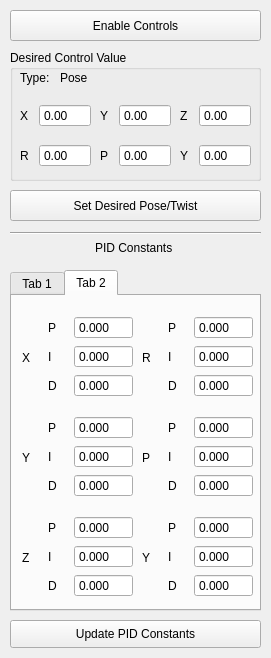
First picture: the form in landside/catkin_ws/src/gui/resource/ControlsWidget.ui, repository DukeRobotics/robosub-ros, before the edit.
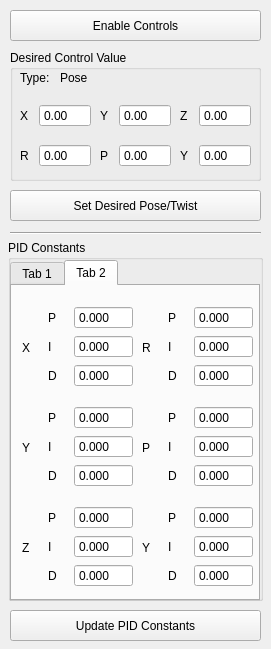
Second picture: the form after the edit. The open tabs and pages were chosen to show the change.

What changed in the file:
```diff
--- a/landside/catkin_ws/src/gui/resource/ControlsWidget.ui
+++ b/landside/catkin_ws/src/gui/resource/ControlsWidget.ui
@@ -7,7 +7,7 @@
     <x>0</x>
     <y>0</y>
     <width>271</width>
-    <height>658</height>
+    <height>649</height>
    </rect>
   </property>
   <property name="windowTitle">
@@ -39,20 +39,7 @@
     <string>Enable Controls</string>
    </property>
   </widget>
-  <widget class="QPushButton" name="update_pid_button">
-   <property name="geometry">
-    <rect>
-     <x>10</x>
-     <y>620</y>
-     <width>251</width>
-     <height>28</height>
-    </rect>
-   </property>
-   <property name="text">
-    <string>Update PID Constants</string>
-   </property>
-  </widget>
-  <widget class="QGroupBox" name="groupBox_3">
+  <widget class="QGroupBox" name="desired_control_box">
    <property name="geometry">
     <rect>
      <x>10</x>
@@ -386,25 +373,24 @@
     <enum>Qt::Horizontal</enum>
    </property>
   </widget>
-  <widget class="QLabel" name="label_3">
+  <widget class="QGroupBox" name="pid_box">
    <property name="geometry">
     <rect>
-     <x>95</x>
+     <x>8</x>
      <y>240</y>
-     <width>91</width>
-     <height>16</height>
+     <width>255</width>
+     <height>361</height>
     </rect>
    </property>
-   <property name="text">
+   <property name="title">
     <string>PID Constants</string>
    </property>
-  </widget>
   <widget class="QTabWidget" name="tab_widget">
    <property name="geometry">
     <rect>
-     <x>10</x>
-     <y>270</y>
-     <width>251</width>
+      <x>2</x>
+      <y>20</y>
+      <width>250</width>
      <height>341</height>
     </rect>
    </property>
@@ -2353,6 +2339,20 @@
      </layout>
     </widget>
    </widget>
+   </widget>
+  </widget>
+  <widget class="QPushButton" name="update_pid_button">
+   <property name="geometry">
+    <rect>
+     <x>10</x>
+     <y>610</y>
+     <width>251</width>
+     <height>31</height>
+    </rect>
+   </property>
+   <property name="text">
+    <string>Update PID Constants</string>
+   </property>
   </widget>
  </widget>
  <resources/>
```
Left out of the diff: 2 changed lines with no effect on the pictures. Lines whose indentation alone changed are shown as unchanged.
